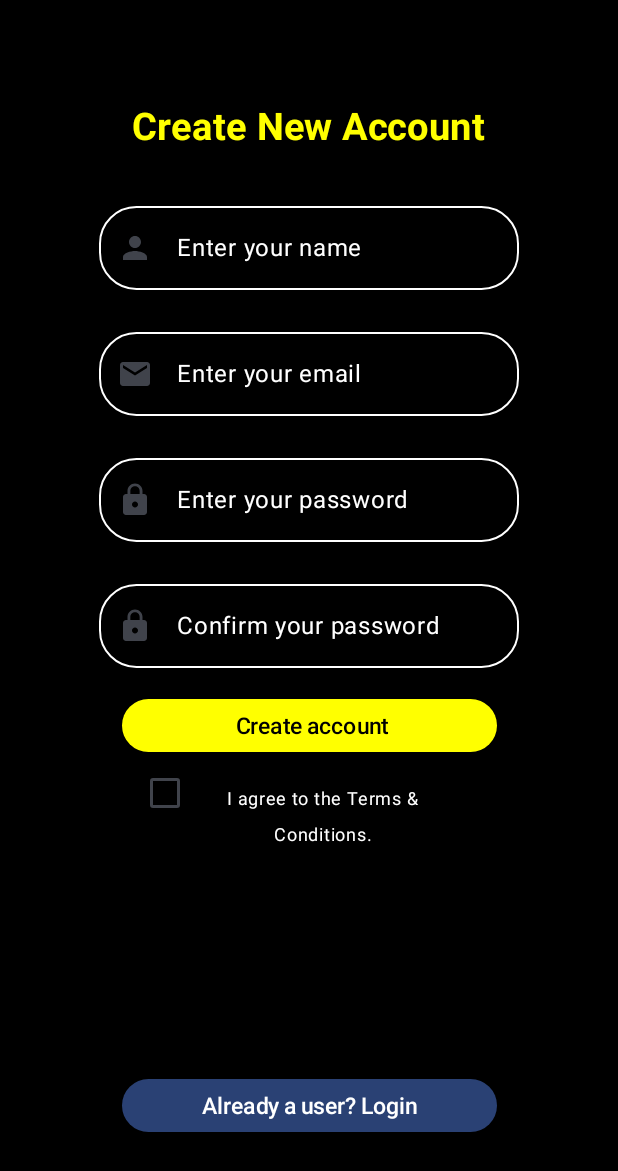
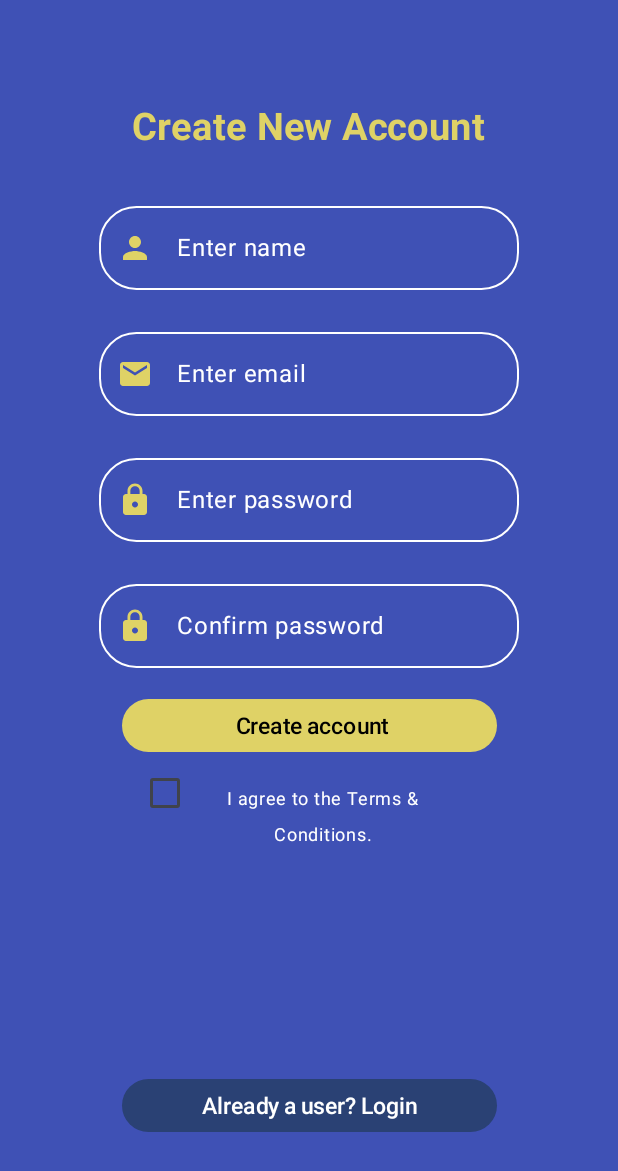
Before and after one commit to ZackTechGuru/VeApp, an Android app built with Jetpack Compose: the screen it shows after launch (MainActivity), on a phone screen of 412 x 824 dp. Shown: the top 1171 px of the screen. Run offline under Robolectric (Android 15) with nearby library versions, the phone set to English and light mode, and no system bars.

Commit message:
initial commit

```diff
--- a/app/src/main/java/com/zack/veapp/ui/theme/Color.kt
+++ b/app/src/main/java/com/zack/veapp/ui/theme/Color.kt
@@ -9,3 +9,6 @@ val Pink80 = Color(0xFFEFB8C8)
 val Purple40 = Color(0xFF6650a4)
 val PurpleGrey40 = Color(0xFF625b71)
 val Pink40 = Color(0xFF7D5260)
+val Purple = Color(0xFF3F51B5)
+val DarkYellow = Color(0xFF926F07)
+val BrightYellow = Color(0xFFDFD266)
--- a/app/src/main/java/com/zack/veapp/ui/theme/screens/registration/Registration.kt
+++ b/app/src/main/java/com/zack/veapp/ui/theme/screens/registration/Registration.kt
@@ -1,9 +1,7 @@
 package com.zack.veapp.ui.theme.screens.registration
 
-import androidx.compose.foundation.Image
 import androidx.compose.foundation.background
 import androidx.compose.foundation.layout.Arrangement
-import androidx.compose.foundation.layout.Box
 import androidx.compose.foundation.layout.Column
 import androidx.compose.foundation.layout.Row
 import androidx.compose.foundation.layout.Spacer
@@ -32,90 +30,95 @@ import androidx.compose.runtime.remember
 import androidx.compose.runtime.setValue
 import androidx.compose.ui.Alignment
 import androidx.compose.ui.Modifier
-import androidx.compose.ui.draw.blur
 import androidx.compose.ui.graphics.Color
-import androidx.compose.ui.res.painterResource
 import androidx.compose.ui.text.font.FontFamily
 import androidx.compose.ui.text.font.FontWeight
 import androidx.compose.ui.text.style.TextAlign
 import androidx.compose.ui.tooling.preview.Preview
 import androidx.compose.ui.unit.dp
 import androidx.compose.ui.unit.sp
-import com.zack.veapp.R
+import com.zack.veapp.ui.theme.BrightYellow
+import com.zack.veapp.ui.theme.DarkYellow
+import com.zack.veapp.ui.theme.Purple
 
 @Composable
 fun Registration() {
-      var name by remember { mutableStateOf("")}
+    var name by remember { mutableStateOf("")}
     var email by remember { mutableStateOf("")}
     var password by remember { mutableStateOf("")}
     var confirm_password by remember { mutableStateOf("")}
+
 
     Column (
         horizontalAlignment = Alignment.CenterHorizontally,
         verticalArrangement = Arrangement.Center,
         modifier = Modifier
             .fillMaxSize()
-            .background(color = Color.Black)
+            .background(color = Purple)
     ){
         Text(
             text = "Create New Account",
             fontFamily = FontFamily.Default,
             fontWeight = FontWeight.Bold,
             fontSize = 25.sp,
-            color = Color.Yellow
+            color = BrightYellow
         )
         Spacer(modifier = Modifier.height(30.dp))
 
         OutlinedTextField(
             value = name,
             onValueChange = {name=it},
-            label = { Text(text = "Enter your name", color = Color.White)},
+            label = { Text(text = "Enter name", color = Color.White)},
             shape = RoundedCornerShape(25.dp),
             leadingIcon = { Icon(imageVector = Icons.Default.Person, contentDescription = "person")},
             colors = OutlinedTextFieldDefaults.colors(
                 focusedBorderColor = Color. White,
-                unfocusedBorderColor = Color.White)
+                unfocusedBorderColor = Color.White,
+                unfocusedLeadingIconColor = BrightYellow)
         )
         Spacer(modifier = Modifier.height(20.dp))
 
         OutlinedTextField(
             value = email,
             onValueChange = {name = it},
-            label = { Text(text = "Enter your email", color = Color.White)},
+            label = { Text(text = "Enter email", color = Color.White)},
             shape = RoundedCornerShape(25.dp),
             leadingIcon = { Icon(imageVector = Icons.Default.Email, contentDescription ="email")},
             colors = OutlinedTextFieldDefaults.colors(
                 focusedBorderColor = Color.White,
-                unfocusedBorderColor = Color.White)
+                unfocusedBorderColor = Color.White,
+                unfocusedLeadingIconColor = BrightYellow)
         )
         Spacer(modifier = Modifier.height(20.dp))
 
         OutlinedTextField(
             value = password,
             onValueChange ={password = it},
-            label = { Text(text = "Enter your password", color = Color.White)},
+            label = { Text(text = "Enter password", color = Color.White)},
             shape = RoundedCornerShape(25.dp),
             leadingIcon = { Icon(imageVector = Icons.Default.Lock, contentDescription = "password")},
             colors = OutlinedTextFieldDefaults.colors(
                 focusedBorderColor = Color.White,
-                unfocusedBorderColor = Color.White)
+                unfocusedBorderColor = Color.White,
+                unfocusedLeadingIconColor = BrightYellow)
         )
         Spacer(modifier = Modifier.height(20.dp))
 
         OutlinedTextField(
             value = confirm_password,
             onValueChange = {confirm_password = it},
-            label = { Text(text = "Confirm your password", color = Color.White)},
+            label = { Text(text = "Confirm password", color = Color.White)},
             shape = RoundedCornerShape(25.dp),
             leadingIcon = { Icon(imageVector = Icons.Default.Lock, contentDescription = "confirm password")},
             colors = OutlinedTextFieldDefaults.colors(
                 focusedBorderColor = Color.White,
-                unfocusedBorderColor = Color.White)
+                unfocusedBorderColor = Color.White,
+                unfocusedLeadingIconColor = BrightYellow)
         )
         Spacer(modifier = Modifier.height(20.dp))
 
         Button(onClick = { },
-            colors = ButtonDefaults.buttonColors(containerColor = Color.Yellow),
+            colors = ButtonDefaults.buttonColors(containerColor = BrightYellow),
             modifier = Modifier.size(width = 250.dp, height = 35.dp)
               ) {
             Text(text = " Create account", fontSize = 15.sp, color = Color.Black)}
```
Also changed, not shown: app/src/main/java/com/zack/veapp/ui/theme/screens/login/Login.kt (+126 -0 lines).
